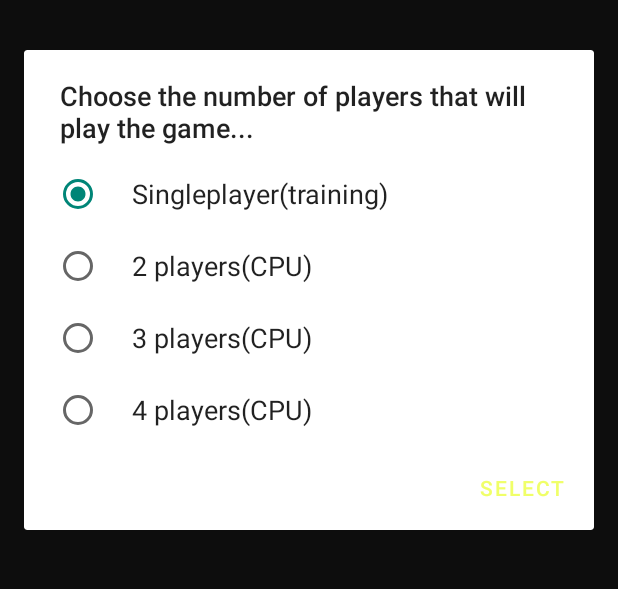
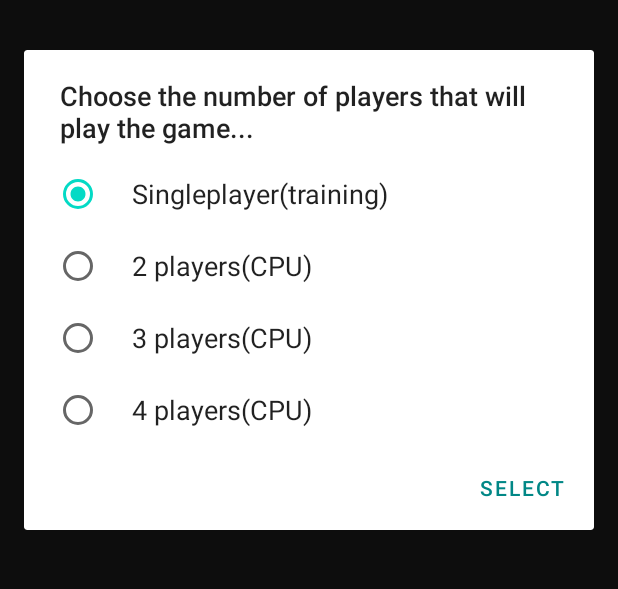
Before and after one commit to giordanospirito/MobileProgrammingProject, an Android app: the screen it shows after launch (MainMenuActivity), after a tap on "SETTINGS", on a phone screen of 412 x 824 dp, the part 328-917 px from its top. Run offline under Robolectric (Android 15) with nearby library versions, the phone set to English and light mode, and no system bars; Roboto replaces fonts that are not available here.

Commit message:
aggiunto theme per alerdialog con colore personalizzato

```diff
--- a/app/src/main/java/com/example/mobileprogrammingproject/dialogs/ExitGameDialog.kt
+++ b/app/src/main/java/com/example/mobileprogrammingproject/dialogs/ExitGameDialog.kt
@@ -10,7 +10,7 @@ import com.example.mobileprogrammingproject.R
 class ExitGameDialog : DialogFragment() {
     override fun onCreateDialog(savedInstanceState: Bundle?): Dialog {
         return activity?.let {
-            val builder = AlertDialog.Builder(it)
+            val builder = AlertDialog.Builder(it, R.style.Theme_MyDialogs)
             builder.setMessage(R.string.leaving)
                 .setPositiveButton(R.string.yes) { _: DialogInterface, _: Int ->
                     it.finish()
--- a/app/src/main/java/com/example/mobileprogrammingproject/dialogs/RuleDialog.kt
+++ b/app/src/main/java/com/example/mobileprogrammingproject/dialogs/RuleDialog.kt
@@ -10,7 +10,7 @@ import com.example.mobileprogrammingproject.R
 class RuleDialog : DialogFragment() {
     override fun onCreateDialog(savedInstanceState: Bundle?): Dialog {
         return activity?.let{
-            val builder = AlertDialog.Builder(it)
+            val builder = AlertDialog.Builder(it, R.style.Theme_MyDialogs)
             builder.setTitle(R.string.Regolamento)
             builder.setMessage(R.string.RulesLong)
             builder.setNegativeButton(R.string.close) { _: DialogInterface, _: Int -> }
--- a/app/src/main/java/com/example/mobileprogrammingproject/dialogs/SettingsDialog.kt
+++ b/app/src/main/java/com/example/mobileprogrammingproject/dialogs/SettingsDialog.kt
@@ -5,6 +5,7 @@ import android.app.Dialog
 import android.content.Context
 import android.content.DialogInterface
 import android.content.Intent
+import android.content.res.Resources
 import android.os.Bundle
 import android.widget.RadioGroup
 import android.widget.Toast
@@ -29,7 +30,7 @@ class SettingsDialog : DialogFragment(){
         return activity?.let {
             var position = 0
             val list: Array<out String> = it.resources.getStringArray(R.array.SelectMatch)
-            val builder = AlertDialog.Builder(it)
+            val builder = AlertDialog.Builder(it, R.style.Theme_MyDialogs)
             var selectedId = 0
             builder.setTitle("Choose the number of players that will play the game...")
             builder.setSingleChoiceItems(list,0) { _: DialogInterface, which: Int ->
@@ -42,6 +43,6 @@ class SettingsDialog : DialogFragment(){
                     Toast.makeText(this.context,selectedId.toString(),Toast.LENGTH_LONG).show()
                 }
             builder.create()
-        }?:throw IllegalStateException("ripijate")
+        }?:throw IllegalStateException("error")
     }
 }
--- a/app/src/main/res/values/themes.xml
+++ b/app/src/main/res/values/themes.xml
@@ -21,6 +21,10 @@
         <item name="android:windowContentOverlay">@null</item>
     </style>
 
+    <style name="Theme.MyDialogs" parent="ThemeOverlay.MaterialComponents.Dialog.Alert">
+        <item name="colorPrimary">@color/teal_700</item>
+    </style>
+
     <style
         name="SplashScreen" parent="Theme.MaterialComponents.DayNight.NoActionBar">
         <item name="android:windowBackground">@drawable/splash_screen_drawable</item>
```
